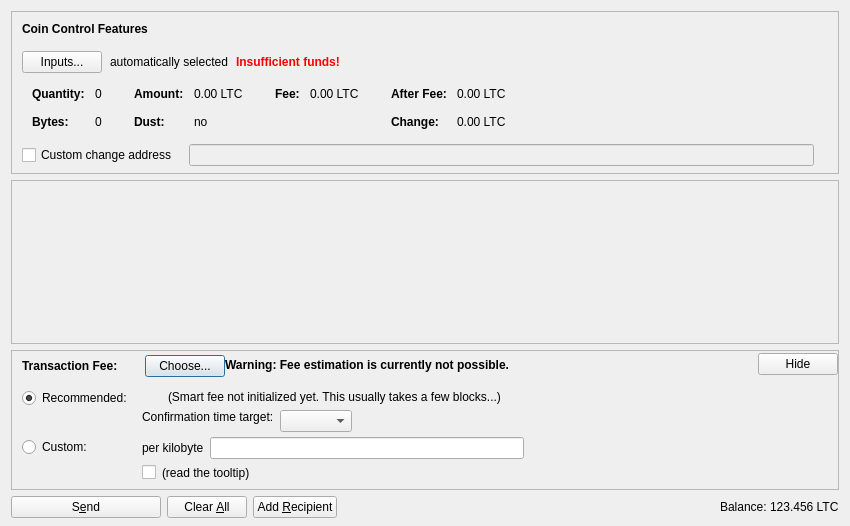
Qt form src/qt/forms/sendcoinsdialog.ui (mooncoincore/wallet) before a commit.
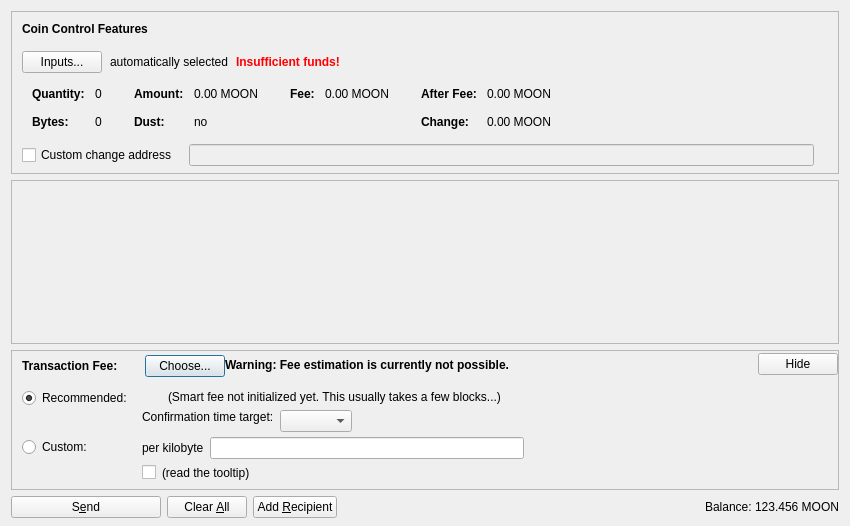
The same form after that commit. Icons and pictures are not drawn. Custom widgets are drawn as their Qt base class.

What changed in the file:
```diff
--- a/src/qt/forms/sendcoinsdialog.ui
+++ b/src/qt/forms/sendcoinsdialog.ui
@@ -324,7 +324,7 @@
                   <enum>Qt::ActionsContextMenu</enum>
                  </property>
                  <property name="text">
-                  <string notr="true">0.00 LTC</string>
+                  <string notr="true">0.00 MOON</string>
                  </property>
                  <property name="textInteractionFlags">
                   <set>Qt::LinksAccessibleByMouse|Qt::TextSelectableByKeyboard|Qt::TextSelectableByMouse</set>
@@ -404,7 +404,7 @@
                   <enum>Qt::ActionsContextMenu</enum>
                  </property>
                  <property name="text">
-                  <string notr="true">0.00 LTC</string>
+                  <string notr="true">0.00 MOON</string>
                  </property>
                  <property name="textInteractionFlags">
                   <set>Qt::LinksAccessibleByMouse|Qt::TextSelectableByKeyboard|Qt::TextSelectableByMouse</set>
@@ -455,7 +455,7 @@
                   <enum>Qt::ActionsContextMenu</enum>
                  </property>
                  <property name="text">
-                  <string notr="true">0.00 LTC</string>
+                  <string notr="true">0.00 MOON</string>
                  </property>
                  <property name="textInteractionFlags">
                   <set>Qt::LinksAccessibleByMouse|Qt::TextSelectableByKeyboard|Qt::TextSelectableByMouse</set>
@@ -484,7 +484,7 @@
                   <enum>Qt::ActionsContextMenu</enum>
                  </property>
                  <property name="text">
-                  <string notr="true">0.00 LTC</string>
+                  <string notr="true">0.00 MOON</string>
                  </property>
                  <property name="textInteractionFlags">
                   <set>Qt::LinksAccessibleByMouse|Qt::TextSelectableByKeyboard|Qt::TextSelectableByMouse</set>
@@ -1239,7 +1239,7 @@
           <cursorShape>IBeamCursor</cursorShape>
          </property>
          <property name="text">
-          <string notr="true">123.456 LTC</string>
+          <string notr="true">123.456 MOON</string>
          </property>
          <property name="textInteractionFlags">
           <set>Qt::LinksAccessibleByMouse|Qt::TextSelectableByKeyboard|Qt::TextSelectableByMouse</set>
```
